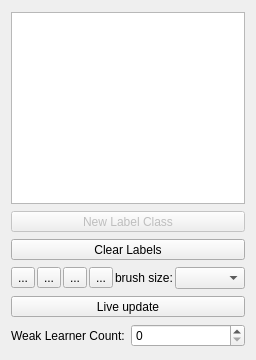
The window that ilastik/applets/iiboostPixelClassification/labelingDrawer.ui (ilastik/ilastik) describes before a commit, drawn with Qt 5.
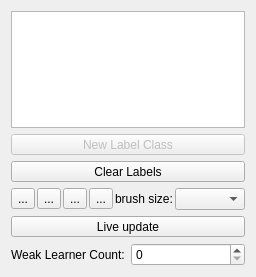
The same window after the commit. Icons and pictures are not drawn. Custom widgets are drawn as their Qt base class.

Commit message: iiboost: gui: Fix label list size policy

Patch:
```diff
--- a/ilastik/applets/iiboostPixelClassification/labelingDrawer.ui
+++ b/ilastik/applets/iiboostPixelClassification/labelingDrawer.ui
@@ -7,7 +7,7 @@
     <x>0</x>
     <y>0</y>
     <width>256</width>
-    <height>360</height>
+    <height>277</height>
    </rect>
   </property>
   <property name="sizePolicy">
@@ -35,7 +35,7 @@
    <item>
     <widget class="LabelListView" name="labelListView">
      <property name="sizePolicy">
-      <sizepolicy hsizetype="Minimum" vsizetype="Maximum">
+      <sizepolicy hsizetype="Minimum" vsizetype="MinimumExpanding">
        <horstretch>0</horstretch>
        <verstretch>0</verstretch>
       </sizepolicy>
@@ -43,7 +43,7 @@
      <property name="minimumSize">
       <size>
        <width>0</width>
-       <height>192</height>
+       <height>65</height>
       </size>
      </property>
     </widget>
```
